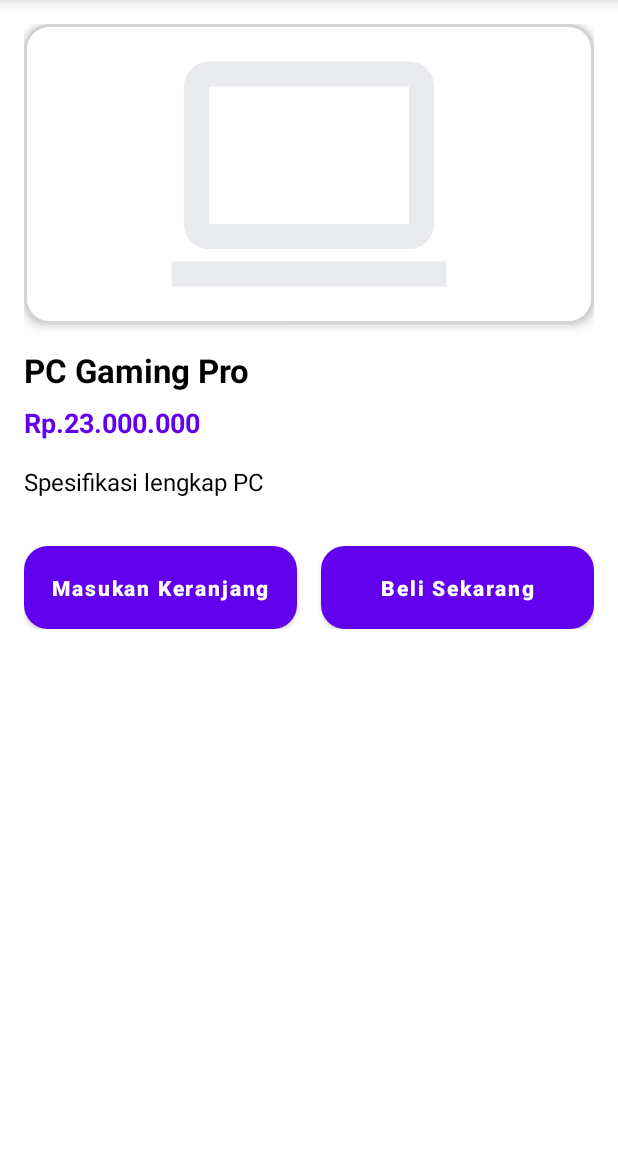
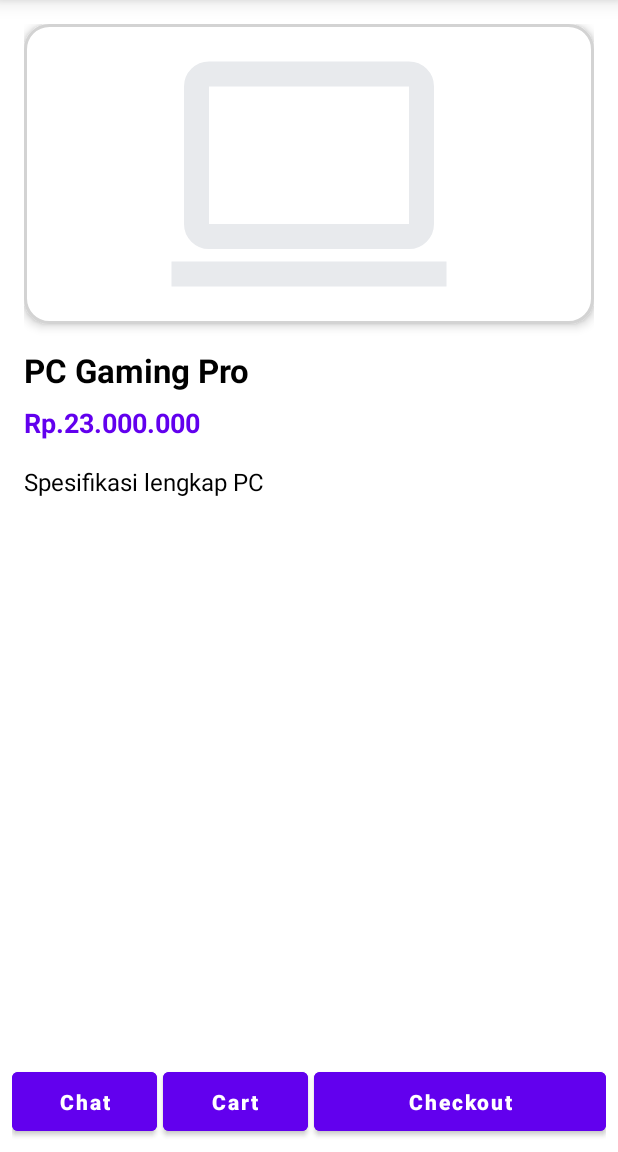
Before and after one commit to rizkijak17/MyPC, an Android app: the DetailActivity screen opened directly, with no data from a screen before it, on a phone screen of 412 x 824 dp, the part 84-1236 px from its top. Run offline under Robolectric (Android 15) with nearby library versions, the phone set to English and light mode, and no system bars.

Commit message:
Update all changes

```diff
--- /dev/null
+++ b/app/src/main/res/drawable/rounded_button_purple.xml
@@ -0,0 +1,5 @@
+<?xml version="1.0" encoding="utf-8"?>
+<shape xmlns:android="http://schemas.android.com/apk/res/android">
+    <solid android:color="@color/purple_500" />
+    <corners android:radius="12dp"/>
+</shape>
--- /dev/null
+++ b/app/src/main/res/drawable/rounded_button_white.xml
@@ -0,0 +1,5 @@
+<?xml version="1.0" encoding="utf-8"?>
+<shape xmlns:android="http://schemas.android.com/apk/res/android">
+    <solid android:color="#FFFFFF" />
+    <corners android:radius="12dp"/>
+</shape>
--- a/app/src/main/res/layout/activity_detail.xml
+++ b/app/src/main/res/layout/activity_detail.xml
@@ -1,5 +1,5 @@
-<?xml version="1.0" encoding="utf-8"?>
 <RelativeLayout xmlns:android="http://schemas.android.com/apk/res/android"
+    xmlns:app="http://schemas.android.com/apk/res-auto"
     android:layout_width="match_parent"
     android:layout_height="match_parent"
     android:background="@color/white">
@@ -14,15 +14,15 @@
         android:title="Detail PC"
         android:elevation="8dp" />
 
-    <!-- Konten detail PC di bawah toolbar -->
+    <!-- Konten detail PC di atas tombol aksi -->
     <ScrollView
         android:id="@+id/scroll_view"
         android:layout_below="@id/toolbar"
+        android:layout_above="@+id/action_buttons"
         android:layout_width="match_parent"
-        android:layout_height="match_parent"
+        android:layout_height="wrap_content"
         android:padding="16dp">
 
-        <!-- LinearLayout untuk membungkus konten -->
         <LinearLayout
             android:layout_width="match_parent"
             android:layout_height="wrap_content"
@@ -71,46 +71,71 @@
                 android:textSize="16sp"
                 android:lineSpacingExtra="4dp"
                 android:textColor="@android:color/black" />
+        </LinearLayout>
+    </ScrollView>
 
     <!-- Tombol Aksi -->
     <LinearLayout
+        android:id="@+id/action_buttons"
         android:layout_width="match_parent"
         android:layout_height="wrap_content"
         android:orientation="horizontal"
         android:gravity="center"
-                android:layout_marginTop="16dp">
+        android:layout_alignParentBottom="true"
+        android:padding="8dp"
+        android:background="@color/white">
 
-                <Button
-                    android:id="@+id/btn_add_to_cart"
+        <!-- Tombol Chat -->
+        <com.google.android.material.button.MaterialButton
+            android:id="@+id/btn_chat"
             android:layout_width="0dp"
             android:layout_height="wrap_content"
             android:layout_weight="1"
-                    android:paddingVertical="12dp"
-                    android:paddingHorizontal="16dp"
-                    android:background="@drawable/rounded_button"
-                    android:text="Masukan Keranjang"
+            android:paddingVertical="10dp"
+            android:paddingHorizontal="12dp"
+            android:backgroundTint="@color/purple_500"
+            android:elevation="4dp"
+            android:text="Chat"
             android:textColor="@android:color/white"
             android:textStyle="bold"
             android:textSize="14sp"
             android:textAllCaps="false"
-                    android:layout_marginEnd="8dp" />
+            android:layout_marginEnd="4dp"
+            app:rippleColor="@color/purple_700" />
 
-                <Button
-                    android:id="@+id/btn_buy_now"
+        <!-- Tombol Cart -->
+        <com.google.android.material.button.MaterialButton
+            android:id="@+id/btn_cart"
             android:layout_width="0dp"
             android:layout_height="wrap_content"
             android:layout_weight="1"
-                    android:paddingVertical="12dp"
-                    android:paddingHorizontal="16dp"
-                    android:background="@drawable/rounded_button"
-                    android:text="Beli Sekarang"
+            android:paddingVertical="10dp"
+            android:paddingHorizontal="12dp"
+            android:backgroundTint="@color/purple_500"
+            android:elevation="4dp"
+            android:text="Cart"
             android:textColor="@android:color/white"
             android:textStyle="bold"
             android:textSize="14sp"
             android:textAllCaps="false"
-                    android:layout_marginStart="8dp" />
+            android:layout_marginEnd="4dp"
+            app:rippleColor="@color/purple_700" />
 
+        <!-- Tombol Checkout -->
+        <com.google.android.material.button.MaterialButton
+            android:id="@+id/btn_checkout"
+            android:layout_width="0dp"
+            android:layout_height="wrap_content"
+            android:layout_weight="2"
+            android:paddingVertical="10dp"
+            android:paddingHorizontal="12dp"
+            android:backgroundTint="@color/purple_500"
+            android:elevation="4dp"
+            android:text="Checkout"
+            android:textColor="@android:color/white"
+            android:textStyle="bold"
+            android:textSize="14sp"
+            android:textAllCaps="false"
+            app:rippleColor="@color/purple_700" />
     </LinearLayout>
-        </LinearLayout>
-    </ScrollView>
 </RelativeLayout>
```
Also changed, not shown: app/src/main/java/com/example/mypc/DetailActivity.kt (+33 -27 lines), app/src/main/res/drawable/ic_cart.xml (added, +9 -0 lines), app/src/main/res/drawable/ic_chat.xml (added, +9 -0 lines). Lines whose indentation alone changed are shown as unchanged.
